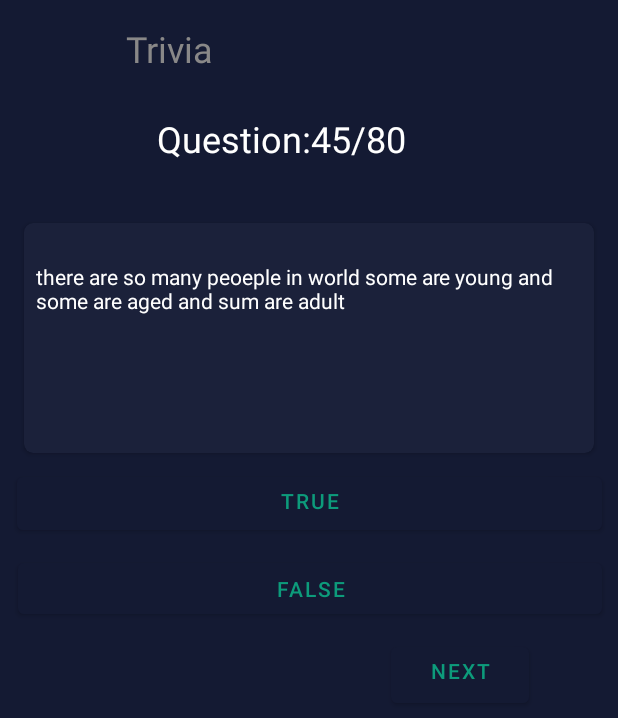
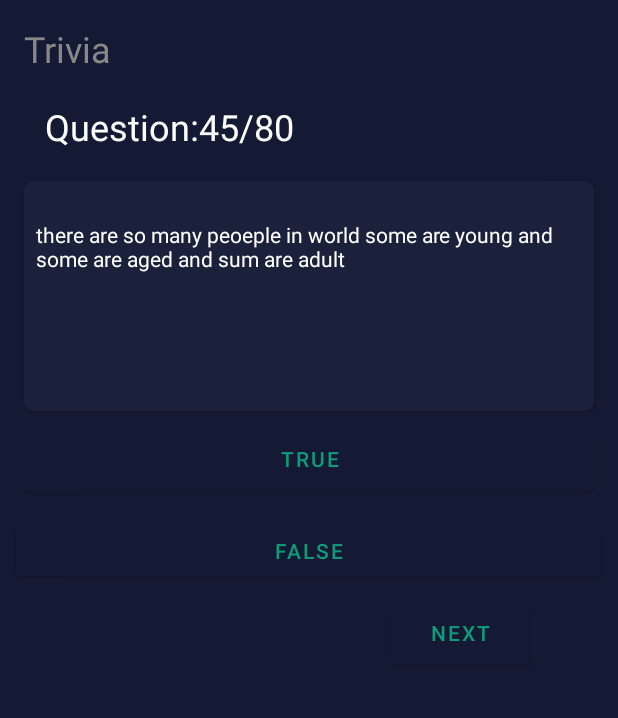
Before and after one commit to vastgalaxyspace/quizeapp, an Android app: the screen it shows after launch (MainActivity), on a phone screen of 412 x 824 dp. Shown: the top 718 px of the screen. Run offline under Robolectric (Android 15) with nearby library versions, the phone set to English and light mode, and no system bars; our stand-ins replace Volley, data binding; network calls fail; Roboto replaces fonts that are not available here.

```diff
--- a/app/src/main/java/com/example/quizapp/MainActivity.java
+++ b/app/src/main/java/com/example/quizapp/MainActivity.java
@@ -5,6 +5,7 @@ import androidx.databinding.DataBindingUtil;
 
 import android.os.Bundle;
 import android.util.Log;
+import android.view.View;
 
 import com.android.volley.Request;
 import com.android.volley.toolbox.JsonArrayRequest;
@@ -13,6 +14,7 @@ import com.example.quizapp.data.AnswerListAsyncResponse;
 import com.example.quizapp.data.Respository;
 import com.example.quizapp.databinding.ActivityMainBinding;
 import com.example.quizapp.model.Question;
+import com.google.android.material.snackbar.Snackbar;
 
 import java.util.ArrayList;
 import java.util.List;
@@ -21,6 +23,7 @@ public class MainActivity extends AppCompatActivity {
 
     private ActivityMainBinding binding;
     private int currentQuestionIndex=0;
+    List<Question> questionList;
 
 
 
@@ -29,13 +32,52 @@ public class MainActivity extends AppCompatActivity {
         super.onCreate(savedInstanceState);
         setContentView(R.layout.activity_main);
         binding= DataBindingUtil.setContentView(this,R.layout.activity_main);
-        List < Question> questions;
-        new Respository().getQuestions(questionArrayList ->
-                binding.questiontextview.setText(questionArrayList.get(currentQuestionIndex).getAnswer())
-        );
+
+       questionList= new Respository().getQuestions(questionArrayList ->{
+                binding.questiontextview.setText(questionArrayList.get(currentQuestionIndex).getAnswer());
+           updateCounter(questionArrayList);
+
+               }
+       );
+
+        binding.buttonNext.setOnClickListener(view -> {
+            currentQuestionIndex=(currentQuestionIndex +1 ) %questionList.size();
+            updateQuestion();
+
+        });
+        binding.buttonTrue.setOnClickListener(view -> {
+            cheakAnswer(true);
+
+        });
+        binding.buttonFalse.setOnClickListener(view -> {
+            cheakAnswer(false);
+        });
 
 
 
 
     }
+
+    private void cheakAnswer(boolean userchosecorrect) {
+        boolean answer=questionList.get(currentQuestionIndex).isAnswertrue();
+        int snackmessageid=0;
+        if(userchosecorrect==answer){
+            snackmessageid=R.string.correct_answer;
+        }else{
+            snackmessageid=R.string.false_answer;
+        }
+        Snackbar.make(binding.cardView,snackmessageid,Snackbar.LENGTH_SHORT).show();
+    }
+
+    private void updateCounter(ArrayList<Question> questionArrayList) {
+        binding.textViewOutOf.  setText(String.format(getString(R.string.text_formatted) ,
+                currentQuestionIndex, questionArrayList.size()));
+    }
+
+    private void updateQuestion() {
+        String question= questionList.get(currentQuestionIndex).getAnswer();
+        binding.questiontextview.setText(question);
+        updateCounter((ArrayList<Question>) questionList);
+    }
+
 }
--- /dev/null
+++ b/app/src/main/res/anim/shake_animation.xml
@@ -0,0 +1,4 @@
+<?xml version="1.0" encoding="utf-8"?>
+<set xmlns:android="http://schemas.android.com/apk/res/android">
+
+</set>
--- a/app/src/main/res/layout/activity_main.xml
+++ b/app/src/main/res/layout/activity_main.xml
@@ -21,7 +21,7 @@
             android:textColor="@color/light_grey_text_color"
             android:textSize="24sp"
             app:layout_constraintEnd_toEndOf="parent"
-            app:layout_constraintHorizontal_bias="0.239"
+            app:layout_constraintHorizontal_bias="0.045"
             app:layout_constraintStart_toStartOf="parent"
             app:layout_constraintTop_toTopOf="parent" />
 
@@ -29,12 +29,12 @@
             android:id="@+id/text_view_out_of"
             android:layout_width="wrap_content"
             android:layout_height="wrap_content"
-            android:layout_marginTop="76dp"
+            android:layout_marginTop="68dp"
             android:text="@string/out_of_text"
             android:textColor="@color/white"
             android:textSize="24sp"
             app:layout_constraintEnd_toEndOf="parent"
-            app:layout_constraintHorizontal_bias="0.426"
+            app:layout_constraintHorizontal_bias="0.121"
             app:layout_constraintStart_toStartOf="parent"
             app:layout_constraintTop_toTopOf="parent" />
 
@@ -43,7 +43,7 @@
             android:layout_width="match_parent"
             android:layout_height="153dp"
             android:layout_marginStart="16dp"
-            android:layout_marginTop="40dp"
+            android:layout_marginTop="20dp"
             android:layout_marginEnd="16dp"
             android:backgroundTint="#1B213A"
             android:elevation="12dp"
@@ -67,8 +67,8 @@
         <Button
             android:id="@+id/button_true"
             style="@style/button_style"
-            android:layout_width="390dp"
-            android:layout_height="47dp"
+            android:layout_width="377dp"
+            android:layout_height="50dp"
             android:gravity="center|center_horizontal|center_vertical"
             android:text="@string/Buttontrue"
             app:layout_constraintEnd_toEndOf="parent"
@@ -80,10 +80,10 @@
             style="@style/button_style"
             android:layout_width="389dp"
             android:layout_height="46dp"
-            android:layout_marginTop="24dp"
+            android:layout_marginTop="8dp"
             android:text="@string/buttonfalse"
             app:layout_constraintEnd_toEndOf="parent"
-            app:layout_constraintHorizontal_bias="0.842"
+            app:layout_constraintHorizontal_bias="0.272"
             app:layout_constraintStart_toStartOf="parent"
             app:layout_constraintTop_toBottomOf="@+id/button_true" />
 
--- a/app/src/main/res/values/strings.xml
+++ b/app/src/main/res/values/strings.xml
@@ -6,4 +6,7 @@
     <string name="buttonfalse">FALSE</string>
     <string name="nextbtn">NEXT\n</string>
     <string name="palceholder">there are so many peoeple in world some are young and some are aged and sum are adult\n</string>
+    <string name="text_formatted">Question: %d/%d</string>
+    <string name="correct_answer">Correct congrates!\n</string>
+    <string name="false_answer">False Try again\n</string>
 </resources>
```
